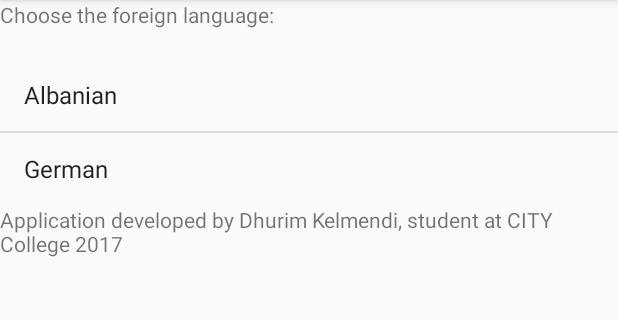
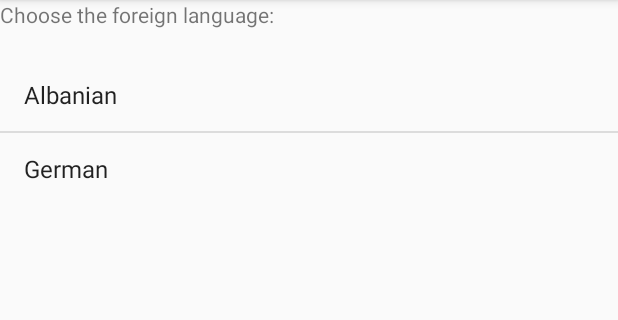
Before and after one commit to DhurimKelmendi/sdmd-practical1, an Android app: the screen it shows after launch (MainActivity), on a phone screen of 412 x 824 dp, the part 84-404 px from its top. Run offline under Robolectric (Android 15) with nearby library versions, the phone set to English and light mode, and no system bars.

Commit message:
Remove TextView

```diff
--- a/app/src/main/res/layout/activity_main.xml
+++ b/app/src/main/res/layout/activity_main.xml
@@ -18,11 +18,5 @@
         android:layout_width="match_parent"
         android:layout_marginTop="20dp"
         android:layout_height="wrap_content" />
-    <TextView
-        android:layout_width="wrap_content"
-        android:layout_height="wrap_content"
-        android:layout_gravity="bottom"
-        android:text="Application developed by Dhurim Kelmendi, student at CITY College 2017"
-        />
 
 </LinearLayout>
```
